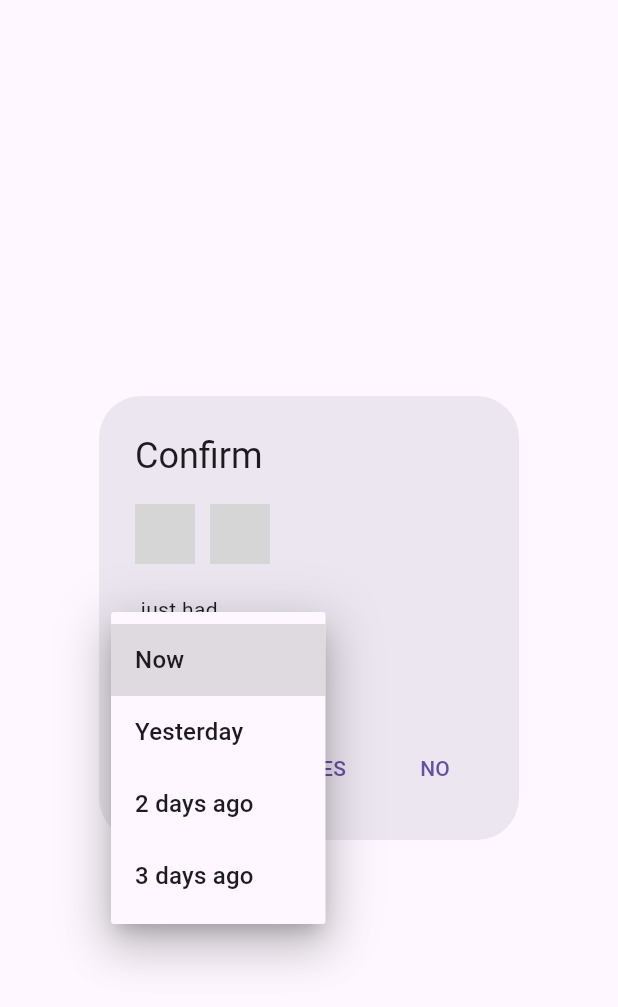
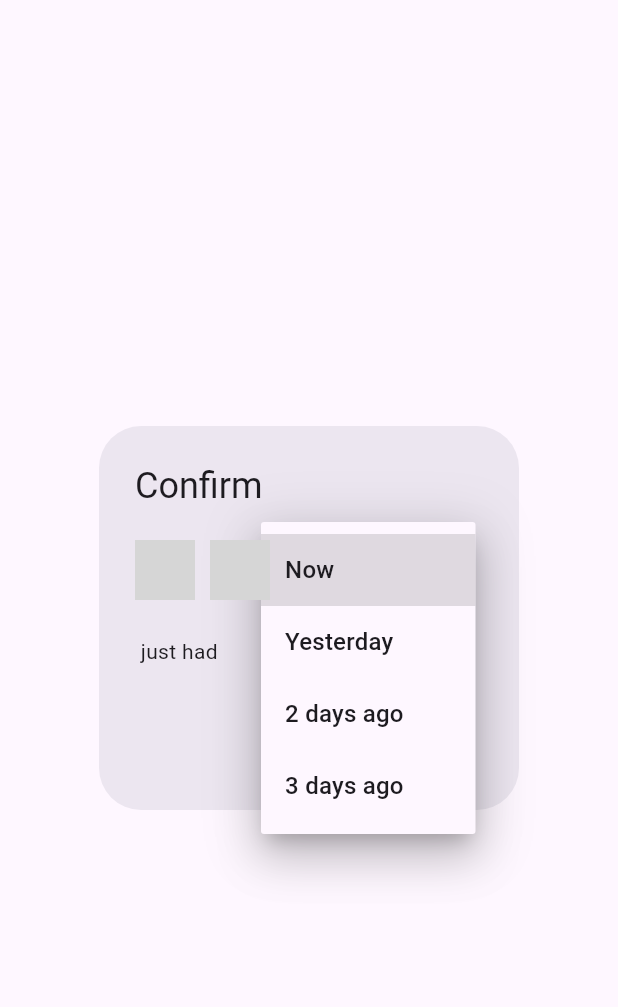
Before and after one commit to migruiz/food-diary, a Flutter app: the ChildFoodConfirmationDialog widget shown alone on an empty page, opened directly with empty values, after a tap on "Now", on a phone screen of 412 x 824 dp. Shown: the top 1007 px of the screen. Run offline on Flutter 3.47's test engine with Material 3 defaults, Android fonts, the phone set to English and light mode, and no system bars; our stand-ins replace cloud_firestore, firebase_core, flutter_bloc; missing offline and left inert: dart:ffi; accounts and stored records are empty; network calls fail; grey boxes are pictures that could not be loaded.

Commit message:
day selection dropdown

```diff
--- a/lib/src/childFoodSelection/ChildFoodConfirmationDialog.dart
+++ b/lib/src/childFoodSelection/ChildFoodConfirmationDialog.dart
@@ -24,20 +24,12 @@ class ChildFoodConfirmationDialog extends StatelessWidget {
                       backgroundImage: NetworkImage(childPhotoUrl),
                     ),
                     Padding(
-                      padding: const EdgeInsets.only(left: 10),
+                      padding: const EdgeInsets.only(left: 10, right: 10),
                       child: CircleAvatar(
                         backgroundImage: NetworkImage(food.photoUrl),
                       ),
                     ),
-                  ],
-                ),
-                Padding(
-                  padding: const EdgeInsets.only(top: 20),
-                  child: Text('$childName just had ${food.name}'),
-                ),
-                Row(
-                  children: [
-                    DropdownButton(
+                                        DropdownButton(
                       value: 0,
                       elevation: 16,
                       onChanged: (int? value) {},
@@ -62,6 +54,11 @@ class ChildFoodConfirmationDialog extends StatelessWidget {
                     )
                   ],
                 )
+              ,
+                Padding(
+                  padding: const EdgeInsets.only(top: 20),
+                  child: Text('$childName just had ${food.name}'),
+                )
               ],
             ),
           ),
```
